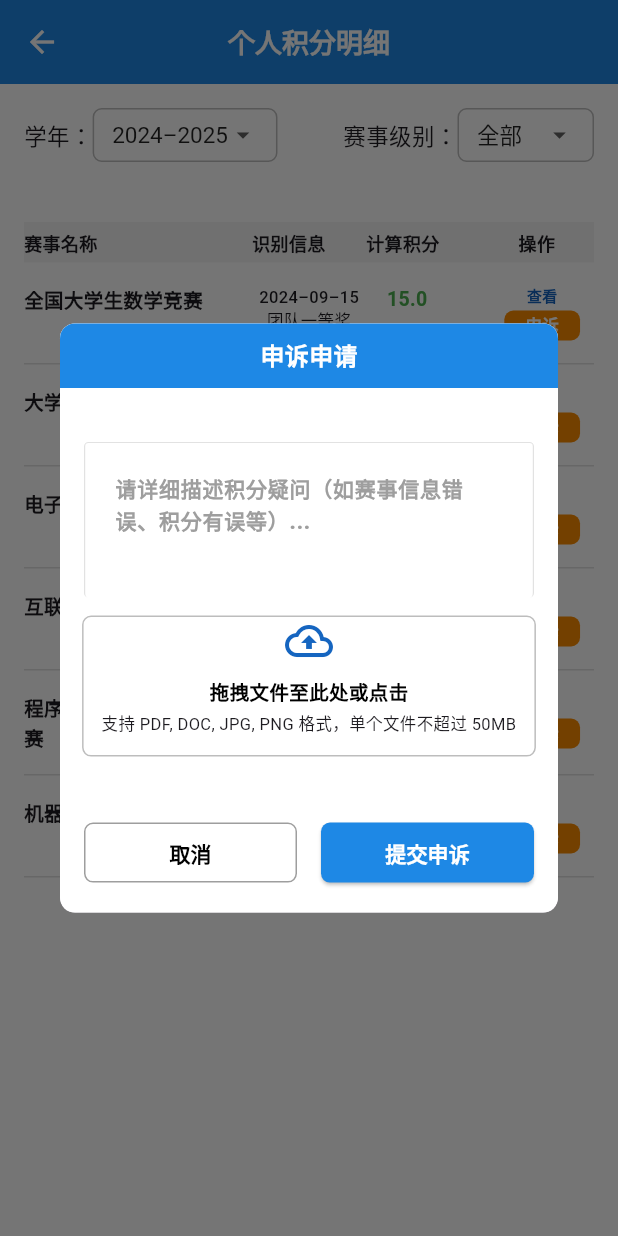
After one commit to kazon0/competitionscoring, a Flutter app: the ScoreDetailPage screen opened directly, after a tap on "申诉", on a phone screen of 412 x 824 dp. The commit adds this screen. Run offline on Flutter 3.47's test engine with Material 3 defaults, Android fonts, the phone set to English and light mode, and no system bars.

Commit message:
第三次提交
弹窗交互，学生详细积分界面

```diff
--- /dev/null
+++ b/competition/lib/pages/appeal_dialog.dart
@@ -0,0 +1,127 @@
+import 'package:flutter/material.dart';
+
+class AppealDialog extends StatelessWidget {
+  const AppealDialog({super.key});
+
+  @override
+  Widget build(BuildContext context) {
+    return Dialog(
+      shape: RoundedRectangleBorder(borderRadius: BorderRadius.circular(10)),
+      child: Container(
+        width: double.infinity,
+        decoration: BoxDecoration(
+          color: Colors.white,
+          borderRadius: BorderRadius.circular(10),
+        ),
+        padding: const EdgeInsets.all(0),
+        child: Column(
+          mainAxisSize: MainAxisSize.min,
+          children: [
+            Container(
+              width: double.infinity,
+              padding: const EdgeInsets.symmetric(vertical: 10),
+              decoration: BoxDecoration(
+                color: Colors.blue[600],
+                borderRadius: const BorderRadius.vertical(top: Radius.circular(10)),
+              ),
+              child: const Center(
+                child: Text('申诉申请',
+                    style: TextStyle(
+                        color: Colors.white,
+                        fontSize: 16,
+                        fontWeight: FontWeight.bold)),
+              ),
+            ),
+            const SizedBox(height: 20),
+            Container(
+              margin: const EdgeInsets.fromLTRB(16, 16, 16, 12),
+                decoration: BoxDecoration(
+    border: Border(
+      top: BorderSide(color: Colors.grey.withOpacity(0.3), width: 0.8),
+      left: BorderSide(color: Colors.grey.withOpacity(0.3), width: 0.8),
+      right: BorderSide(color: Colors.grey.withOpacity(0.3), width: 0.8),
+    ),
+    borderRadius: BorderRadius.all(Radius.circular(3)),
+  ),
+              child: TextField(
+              maxLines: 3,
+              style: TextStyle(fontSize: 14,fontWeight: FontWeight.w600,color: Colors.black87,),
+              decoration: InputDecoration(
+                hintText: '请详细描述积分疑问（如赛事信息错误、积分有误等）...',
+                    hintStyle: TextStyle(
+                      color: Colors.grey,
+                      fontSize: 14,
+                      fontWeight: FontWeight.w900
+                      ),
+                border: InputBorder.none, // 去掉 TextField 自带边框
+                contentPadding: EdgeInsets.all(20),
+              ),
+            ),
+            ),
+            Container(
+              margin: const EdgeInsets.fromLTRB(14, 0, 14, 14),
+              decoration: BoxDecoration(
+                border: Border.all(color: Colors.grey.shade400, style: BorderStyle.solid),
+                borderRadius: BorderRadius.circular(6),
+              ),
+              child: Column(
+                mainAxisAlignment: MainAxisAlignment.center,
+                children: [
+                  Icon(Icons.cloud_upload_outlined,
+                      size: 32, color: Colors.blue[800]),
+                  SizedBox(height: 8),
+                  Text('拖拽文件至此处或点击',
+                      style: TextStyle(color: Colors.black, fontSize: 13,fontWeight: FontWeight.w600)),
+                  SizedBox(height: 4),
+                  Container(
+
+                    padding: const EdgeInsets.fromLTRB(12,0,12,12),
+                    child: Text('支持 PDF, DOC, JPG, PNG 格式，单个文件不超过 50MB',
+                    textAlign: TextAlign.center,
+                      style: TextStyle(color: Colors.grey[550], fontSize: 11)),
+                  )
+                ],
+              ),
+            ),
+            const SizedBox(height: 10),
+            Container(
+              padding: const EdgeInsets.all(16),
+              child: Row(
+              mainAxisAlignment: MainAxisAlignment.spaceEvenly,
+              children: [
+                Expanded(
+                  child: OutlinedButton(
+                    onPressed: () => Navigator.pop(context),
+                    style: OutlinedButton.styleFrom(
+                      side: const BorderSide(color: Colors.grey),
+                      shape: RoundedRectangleBorder(
+                        borderRadius: BorderRadius.circular(6),
+                      )
+                    ),
+                    child: const Text('取消', style: TextStyle(color: Colors.black,fontWeight: FontWeight.w600)),
+                  ),
+                ),
+                const SizedBox(width: 16),
+                Expanded(
+                  child: ElevatedButton(
+                    onPressed: () {
+                      Navigator.pop(context);
+                    },
+                    style: ElevatedButton.styleFrom(
+                      backgroundColor: Colors.blue[600],
+                      shape: RoundedRectangleBorder(
+                        borderRadius: BorderRadius.circular(6),
+                      )
+                    ),
+                    child: const Text('提交申诉',style: TextStyle(color: Colors.white,fontWeight: FontWeight.w600)),
+                  ),
+                ),
+              ],
+            ),
+            )
+          ],
+        ),
+      ),
+    );
+  }
+}
--- a/competition/lib/pages/score_detail_page.dart
+++ b/competition/lib/pages/score_detail_page.dart
@@ -1,4 +1,5 @@
 import 'package:flutter/material.dart';
+import 'appeal_dialog.dart';
 
 class ScoreDetailPage extends StatefulWidget {
   const ScoreDetailPage({super.key});
@@ -236,19 +237,29 @@ class _ScoreDetailPageState extends State<ScoreDetailPage> {
                         fontSize: 10,
                         fontWeight: FontWeight.w600)),
                 const SizedBox(height: 3),
-                Container(
-                  padding:
-                      const EdgeInsets.symmetric(horizontal: 14, vertical: 2),
+                GestureDetector(
+  onTap: () {
+    showDialog(
+      context: context,
+      builder: (context) => const AppealDialog(), // 你的弹窗组件
+    );
+  },
+  child: Container(
+    padding: const EdgeInsets.symmetric(horizontal: 14, vertical: 2),
     decoration: BoxDecoration(
       color: Colors.orange[600],
       borderRadius: BorderRadius.circular(6),
     ),
-                  child: const Text('申诉',
+    child: const Text(
+      '申诉',
       style: TextStyle(
         color: Colors.white,
         fontSize: 11,
-                          fontWeight: FontWeight.w600)),
+        fontWeight: FontWeight.w600,
       ),
+    ),
+  ),
+)
               ],
             ),
           ),
```
Also changed, not shown: competition/lib/pages/appeal_detail_dialog.dart (added, +137 -0 lines), competition/lib/pages/ranking_page.dart (+24 -3 lines), competition/lib/pages/student_appeal_page.dart (+43 -8 lines), competition/lib/pages/student_score_detail_page.dart (added, +176 -0 lines). Lines whose indentation alone changed are shown as unchanged.
